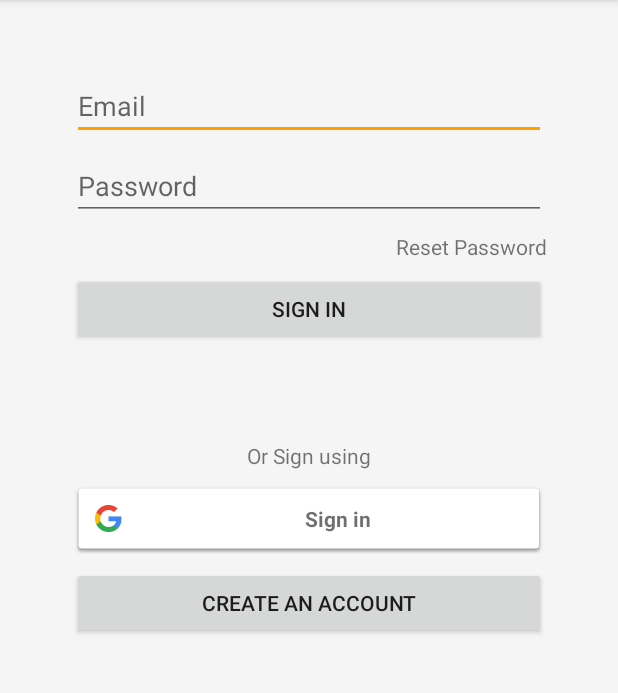
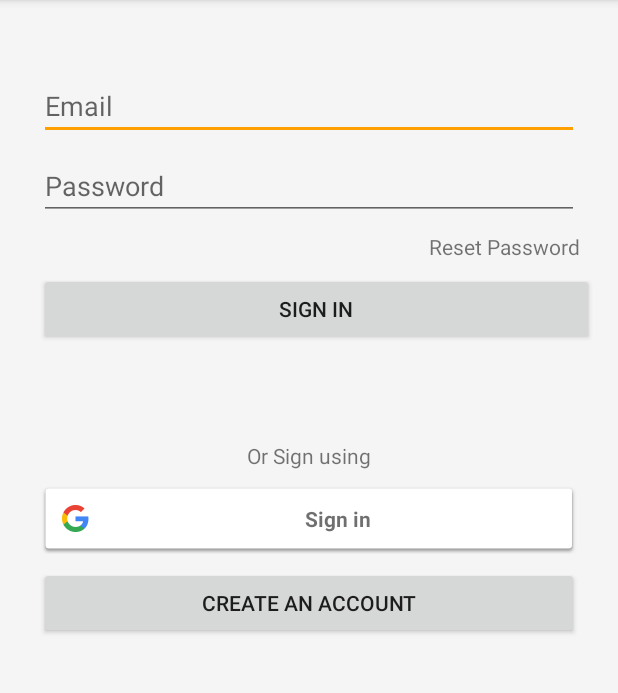
Before and after one commit to WasimX/AsthmaApp, an Android app: the screen it shows after launch (LoginActivity), on a phone screen of 412 x 824 dp, the part 84-777 px from its top. Run offline under Robolectric (Android 15) with nearby library versions, the light colour scheme and no system bars; our stand-ins replace Firebase (no records; nobody signed in at launch, a user with empty details on screens opened directly).

Commit message:
Various Fixes

```diff
--- a/app/src/main/res/layout/activity_login.xml
+++ b/app/src/main/res/layout/activity_login.xml
@@ -15,9 +15,9 @@
         android:id="@+id/textViewResetPW"
         android:layout_width="0dp"
         android:layout_height="wrap_content"
-        android:layout_marginStart="32dp"
+        android:layout_marginStart="10dp"
         android:layout_marginTop="8dp"
-        android:layout_marginEnd="32dp"
+        android:layout_marginEnd="10dp"
         android:text="@string/reset_password"
         android:textAlignment="viewEnd"
         app:layout_constraintEnd_toEndOf="parent"
@@ -28,9 +28,8 @@
         android:id="@+id/buttonSignin"
         android:layout_width="match_parent"
         android:layout_height="wrap_content"
-        android:layout_marginStart="32dp"
+        android:layout_marginStart="10dp"
         android:layout_marginTop="8dp"
-        android:layout_marginEnd="32dp"
         android:text="@string/sign_in"
         app:layout_constraintEnd_toEndOf="parent"
         app:layout_constraintStart_toStartOf="parent"
@@ -40,9 +39,9 @@
         android:id="@+id/editTextEmail"
         android:layout_width="0dp"
         android:layout_height="wrap_content"
-        android:layout_marginStart="32dp"
+        android:layout_marginStart="10dp"
         android:layout_marginTop="32dp"
-        android:layout_marginEnd="32dp"
+        android:layout_marginEnd="10dp"
         android:layout_marginBottom="8dp"
         android:autofillHints=""
         android:hint="@string/email"
@@ -56,9 +55,9 @@
         android:id="@+id/editTextPassword"
         android:layout_width="match_parent"
         android:layout_height="wrap_content"
-        android:layout_marginStart="32dp"
+        android:layout_marginStart="10dp"
         android:layout_marginTop="8dp"
-        android:layout_marginEnd="32dp"
+        android:layout_marginEnd="10dp"
         android:autofillHints=""
         android:hint="@string/password"
         android:inputType="textPassword"
@@ -73,9 +72,9 @@
         android:layout_height="wrap_content"
         android:layout_alignParentBottom="true"
         android:layout_centerHorizontal="true"
-        android:layout_marginStart="32dp"
+        android:layout_marginStart="10dp"
         android:layout_marginTop="8dp"
-        android:layout_marginEnd="32dp"
+        android:layout_marginEnd="10dp"
         app:layout_constraintEnd_toEndOf="parent"
         app:layout_constraintStart_toStartOf="parent"
         app:layout_constraintTop_toBottomOf="@+id/textView3">
@@ -86,10 +85,12 @@
         android:id="@+id/textView3"
         android:layout_width="wrap_content"
         android:layout_height="wrap_content"
-        android:layout_marginStart="32dp"
+        android:layout_marginStart="10dp"
         android:layout_marginTop="64dp"
-        android:layout_marginEnd="32dp"
+        android:layout_marginEnd="10dp"
+        android:layout_marginBottom="8dp"
         android:text="Or Sign using"
+        app:layout_constraintBottom_toTopOf="@+id/signInButton"
         app:layout_constraintEnd_toEndOf="parent"
         app:layout_constraintStart_toStartOf="parent"
         app:layout_constraintTop_toBottomOf="@+id/buttonSignin" />
@@ -98,9 +99,9 @@
         android:id="@+id/btnViewSignUp"
         android:layout_width="0dp"
         android:layout_height="wrap_content"
-        android:layout_marginStart="32dp"
+        android:layout_marginStart="10dp"
         android:layout_marginTop="8dp"
-        android:layout_marginEnd="32dp"
+        android:layout_marginEnd="10dp"
         android:text="Create an Account"
         app:layout_constraintEnd_toEndOf="parent"
         app:layout_constraintStart_toStartOf="parent"
--- a/app/src/main/res/menu/activity_navigation_drawer.xml
+++ b/app/src/main/res/menu/activity_navigation_drawer.xml
@@ -37,4 +37,5 @@
             android:icon="@drawable/ic_mail_black_24dp"
             android:title="@string/navi_contact_us" />
     </group>
+
 </menu>
```
Also changed, not shown: app/src/main/java/com/braduni/wasim/asthmaapp/NavigationActivity.java (+6 -2 lines), app/src/main/res/drawable/ic_add_black_24dp.xml (added, +9 -0 lines), app/src/main/res/layout/activity_profile.xml (+71 -5 lines), app/src/main/res/layout/activity_register.xml (+8 -10 lines), app/src/main/res/layout/activity_reminder.xml (+44 -9 lines), app/src/main/res/layout/app_bar_navigation.xml (deleted, +0 -25 lines), app/src/main/res/layout/content_navigation.xml (deleted, +0 -22 lines).
